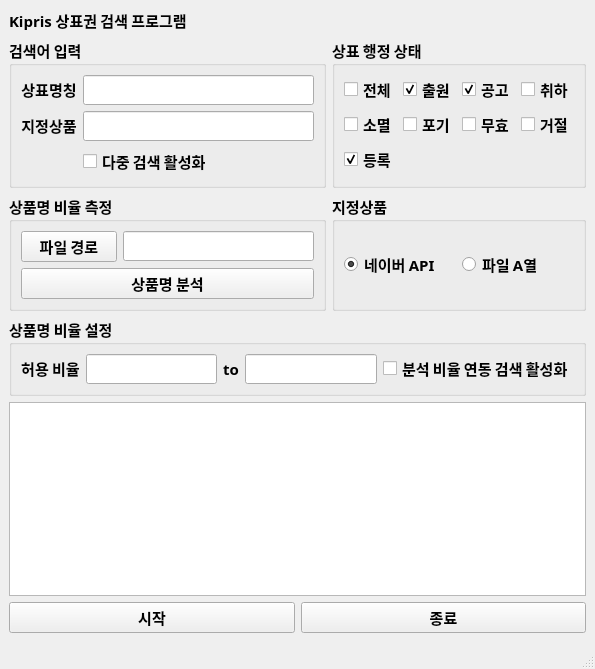
Above: ScratchingKipris/driver/main_ui.ui from TomLee9903/TomLee9903 before the change. Below: the same form after it.
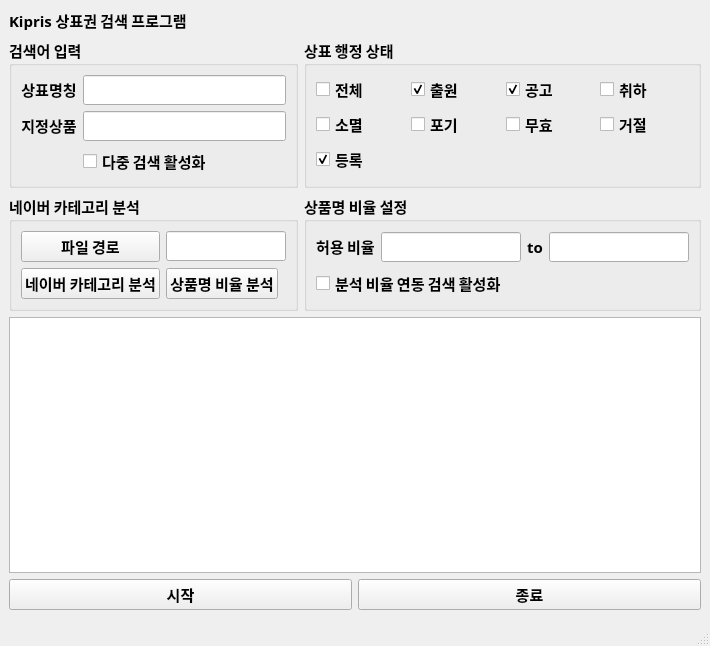
That is the form after the change.

Commit message: [ScratchingKipris] 네이버 카테고리 분석 알고리즘 개발

Diff of the .ui file:
```diff
--- a/ScratchingKipris/driver/main_ui.ui
+++ b/ScratchingKipris/driver/main_ui.ui
@@ -6,8 +6,8 @@
    <rect>
     <x>0</x>
     <y>0</y>
-    <width>595</width>
-    <height>669</height>
+    <width>710</width>
+    <height>646</height>
    </rect>
   </property>
   <property name="font">
@@ -29,50 +29,7 @@
   </property>
   <widget class="QWidget" name="centralwidget">
    <layout class="QGridLayout" name="gridLayout_7">
-    <item row="0" column="0">
-     <widget class="QLabel" name="label">
-      <property name="text">
-       <string>Kipris 상표권 검색 프로그램</string>
-      </property>
-     </widget>
-    </item>
-    <item row="1" column="0">
-     <widget class="QGroupBox" name="groupBox">
-      <property name="title">
-       <string>검색어 입력</string>
-      </property>
-      <layout class="QGridLayout" name="gridLayout">
-       <item row="0" column="0">
-        <widget class="QLabel" name="label_3">
-         <property name="text">
-          <string>&lt;html&gt;&lt;head/&gt;&lt;body&gt;&lt;p align=&quot;center&quot;&gt;상표명칭&lt;/p&gt;&lt;/body&gt;&lt;/html&gt;</string>
-         </property>
-        </widget>
-       </item>
-       <item row="0" column="1">
-        <widget class="QLineEdit" name="brand_name_input"/>
-       </item>
-       <item row="1" column="0">
-        <widget class="QLabel" name="label_4">
-         <property name="text">
-          <string>&lt;html&gt;&lt;head/&gt;&lt;body&gt;&lt;p align=&quot;center&quot;&gt;지정상품&lt;/p&gt;&lt;/body&gt;&lt;/html&gt;</string>
-         </property>
-        </widget>
-       </item>
-       <item row="1" column="1">
-        <widget class="QLineEdit" name="item_name_input"/>
-       </item>
-       <item row="2" column="1">
-        <widget class="QCheckBox" name="enable_multiple_search_btn">
-         <property name="text">
-          <string>다중 검색 활성화</string>
-         </property>
-        </widget>
-       </item>
-      </layout>
-     </widget>
-    </item>
-    <item row="1" column="1">
+    <item row="1" column="2">
      <widget class="QGroupBox" name="groupBox_2">
       <property name="title">
        <string>상표 행정 상태</string>
@@ -153,109 +110,7 @@
       </layout>
      </widget>
     </item>
-    <item row="2" column="0">
-     <widget class="QGroupBox" name="groupBox_3">
-      <property name="title">
-       <string>상품명 비율 측정</string>
-      </property>
-      <layout class="QGridLayout" name="gridLayout_4">
-       <item row="0" column="1" colspan="2">
-        <widget class="QLineEdit" name="file_path_input"/>
-       </item>
-       <item row="0" column="0">
-        <widget class="QPushButton" name="set_file_path_btn">
-         <property name="text">
-          <string>파일 경로</string>
-         </property>
-        </widget>
-       </item>
-       <item row="1" column="0" colspan="3">
-        <widget class="QPushButton" name="start_analyze_btn">
-         <property name="text">
-          <string>상품명 분석</string>
-         </property>
-        </widget>
-       </item>
-      </layout>
-     </widget>
-    </item>
-    <item row="2" column="1">
-     <widget class="QGroupBox" name="groupBox_5">
-      <property name="title">
-       <string>지정상품</string>
-      </property>
-      <layout class="QGridLayout" name="gridLayout_6">
-       <item row="0" column="0">
-        <widget class="QRadioButton" name="naver_api_radio">
-         <property name="text">
-          <string>네이버 API</string>
-         </property>
-         <property name="checked">
-          <bool>true</bool>
-         </property>
-        </widget>
-       </item>
-       <item row="0" column="1">
-        <widget class="QRadioButton" name="file_acol_radio">
-         <property name="text">
-          <string>파일 A열</string>
-         </property>
-        </widget>
-       </item>
-      </layout>
-     </widget>
-    </item>
-    <item row="3" column="0" colspan="2">
-     <widget class="QGroupBox" name="groupBox_4">
-      <property name="title">
-       <string>상품명 비율 설정</string>
-      </property>
-      <layout class="QGridLayout" name="gridLayout_5">
-       <item row="0" column="0">
-        <widget class="QLabel" name="label_5">
-         <property name="text">
-          <string>&lt;html&gt;&lt;head/&gt;&lt;body&gt;&lt;p align=&quot;center&quot;&gt;허용 비율&lt;/p&gt;&lt;/body&gt;&lt;/html&gt;</string>
-         </property>
-        </widget>
-       </item>
-       <item row="0" column="3">
-        <widget class="QLineEdit" name="allow_max_ratio_input">
-         <property name="layoutDirection">
-          <enum>Qt::LeftToRight</enum>
-         </property>
-         <property name="alignment">
-          <set>Qt::AlignRight|Qt::AlignTrailing|Qt::AlignVCenter</set>
-         </property>
-        </widget>
-       </item>
-       <item row="0" column="1">
-        <widget class="QLineEdit" name="allow_min_ratio_input">
-         <property name="layoutDirection">
-          <enum>Qt::LeftToRight</enum>
-         </property>
-         <property name="alignment">
-          <set>Qt::AlignRight|Qt::AlignTrailing|Qt::AlignVCenter</set>
-         </property>
-        </widget>
-       </item>
-       <item row="0" column="4">
-        <widget class="QCheckBox" name="enable_network_search_btn">
-         <property name="text">
-          <string>분석 비율 연동 검색 활성화</string>
-         </property>
-        </widget>
-       </item>
-       <item row="0" column="2">
-        <widget class="QLabel" name="label_6">
-         <property name="text">
-          <string>&lt;html&gt;&lt;head/&gt;&lt;body&gt;&lt;p align=&quot;center&quot;&gt;to&lt;/p&gt;&lt;/body&gt;&lt;/html&gt;</string>
-         </property>
-        </widget>
-       </item>
-      </layout>
-     </widget>
-    </item>
-    <item row="4" column="0" colspan="2">
+    <item row="4" column="1" colspan="2">
      <layout class="QGridLayout" name="gridLayout_2">
       <item row="1" column="0">
        <widget class="QPushButton" name="run_btn">
@@ -301,6 +156,132 @@
       </item>
      </layout>
     </item>
+    <item row="0" column="1">
+     <widget class="QLabel" name="label">
+      <property name="text">
+       <string>Kipris 상표권 검색 프로그램</string>
+      </property>
+     </widget>
+    </item>
+    <item row="1" column="1">
+     <widget class="QGroupBox" name="groupBox">
+      <property name="title">
+       <string>검색어 입력</string>
+      </property>
+      <layout class="QGridLayout" name="gridLayout">
+       <item row="0" column="0">
+        <widget class="QLabel" name="label_3">
+         <property name="text">
+          <string>&lt;html&gt;&lt;head/&gt;&lt;body&gt;&lt;p align=&quot;center&quot;&gt;상표명칭&lt;/p&gt;&lt;/body&gt;&lt;/html&gt;</string>
+         </property>
+        </widget>
+       </item>
+       <item row="0" column="1">
+        <widget class="QLineEdit" name="brand_name_input"/>
+       </item>
+       <item row="1" column="0">
+        <widget class="QLabel" name="label_4">
+         <property name="text">
+          <string>&lt;html&gt;&lt;head/&gt;&lt;body&gt;&lt;p align=&quot;center&quot;&gt;지정상품&lt;/p&gt;&lt;/body&gt;&lt;/html&gt;</string>
+         </property>
+        </widget>
+       </item>
+       <item row="1" column="1">
+        <widget class="QLineEdit" name="item_name_input"/>
+       </item>
+       <item row="2" column="1">
+        <widget class="QCheckBox" name="enable_multiple_search_btn">
+         <property name="text">
+          <string>다중 검색 활성화</string>
+         </property>
+        </widget>
+       </item>
+      </layout>
+     </widget>
+    </item>
+    <item row="2" column="2">
+     <widget class="QGroupBox" name="groupBox_4">
+      <property name="title">
+       <string>상품명 비율 설정</string>
+      </property>
+      <layout class="QGridLayout" name="gridLayout_5">
+       <item row="0" column="0">
+        <widget class="QLabel" name="label_5">
+         <property name="text">
+          <string>&lt;html&gt;&lt;head/&gt;&lt;body&gt;&lt;p align=&quot;center&quot;&gt;허용 비율&lt;/p&gt;&lt;/body&gt;&lt;/html&gt;</string>
+         </property>
+        </widget>
+       </item>
+       <item row="0" column="1">
+        <widget class="QLineEdit" name="allow_min_ratio_input">
+         <property name="layoutDirection">
+          <enum>Qt::LeftToRight</enum>
+         </property>
+         <property name="alignment">
+          <set>Qt::AlignRight|Qt::AlignTrailing|Qt::AlignVCenter</set>
+         </property>
+        </widget>
+       </item>
+       <item row="0" column="2">
+        <widget class="QLabel" name="label_6">
+         <property name="text">
+          <string>&lt;html&gt;&lt;head/&gt;&lt;body&gt;&lt;p align=&quot;center&quot;&gt;to&lt;/p&gt;&lt;/body&gt;&lt;/html&gt;</string>
+         </property>
+        </widget>
+       </item>
+       <item row="0" column="3">
+        <widget class="QLineEdit" name="allow_max_ratio_input">
+         <property name="layoutDirection">
+          <enum>Qt::LeftToRight</enum>
+         </property>
+         <property name="alignment">
+          <set>Qt::AlignRight|Qt::AlignTrailing|Qt::AlignVCenter</set>
+         </property>
+        </widget>
+       </item>
+       <item row="1" column="0" colspan="4">
+        <widget class="QCheckBox" name="enable_network_search_btn">
+         <property name="text">
+          <string>분석 비율 연동 검색 활성화</string>
+         </property>
+        </widget>
+       </item>
+      </layout>
+     </widget>
+    </item>
+    <item row="2" column="1">
+     <widget class="QGroupBox" name="groupBox_3">
+      <property name="title">
+       <string>네이버 카테고리 분석</string>
+      </property>
+      <layout class="QGridLayout" name="gridLayout_4">
+       <item row="0" column="1" colspan="2">
+        <widget class="QLineEdit" name="file_path_input"/>
+       </item>
+       <item row="0" column="0">
+        <widget class="QPushButton" name="set_file_path_btn">
+         <property name="text">
+          <string>파일 경로</string>
+         </property>
+        </widget>
+       </item>
+       <item row="1" column="0">
+        <widget class="QPushButton" name="start_naver_analyze_btn">
+         <property name="text">
+          <string>네이버 카테고리 분석</string>
+         </property>
+        </widget>
+       </item>
+       <item row="1" column="1">
+        <widget class="QPushButton" name="start_analyze_btn">
+         <property name="text">
+          <string>상품명 비율 분석</string>
+         </property>
+        </widget>
+       </item>
+      </layout>
+     </widget>
+    </item>
    </layout>
   </widget>
   <widget class="QMenuBar" name="menubar">
```
Left out of the diff: 10 changed lines with no effect on the pictures. The commit also changes 1 other file.
